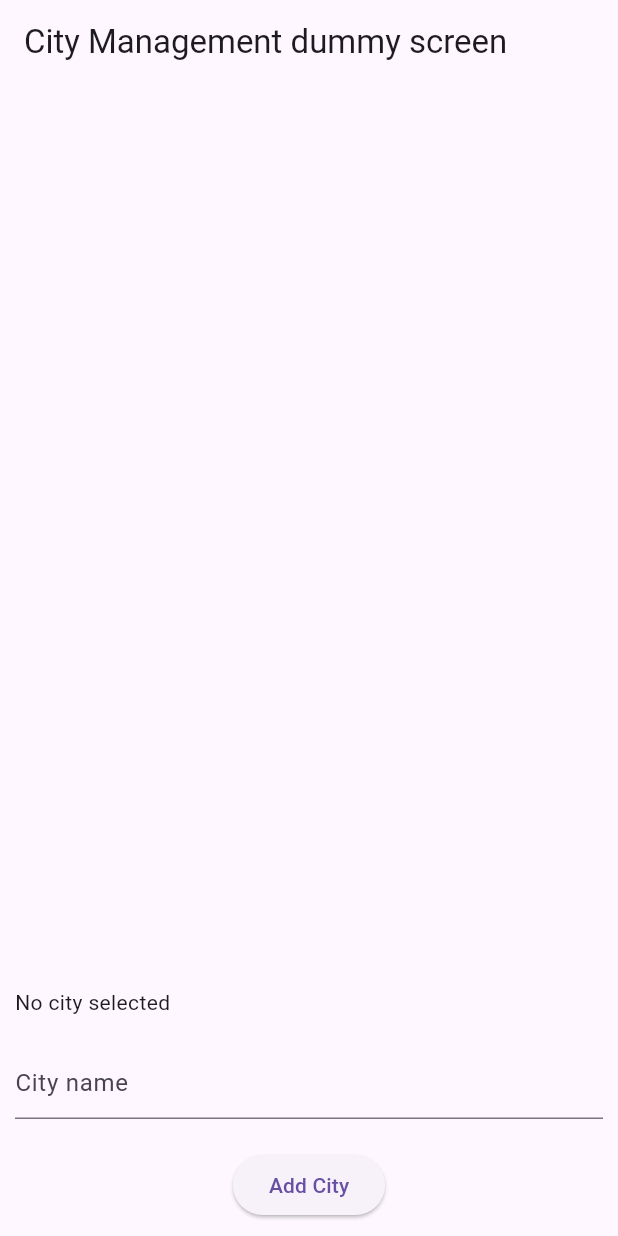
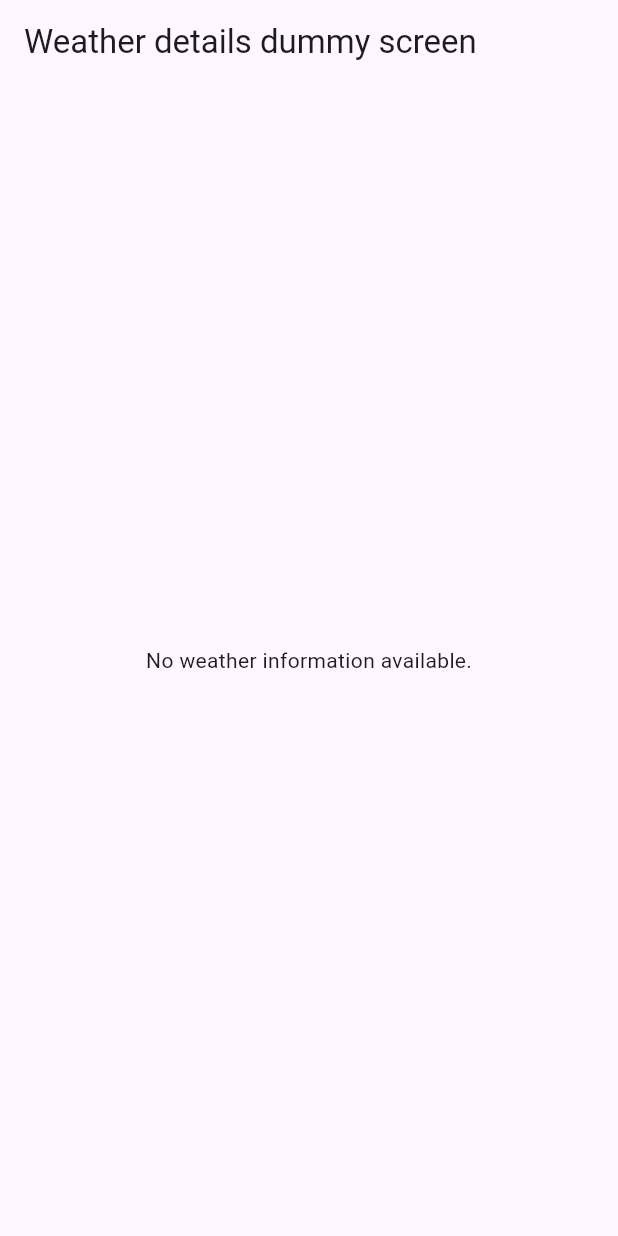
Before and after one commit to oussama-tr/weather_app, a Flutter app: the screen it shows after launch, on a phone screen of 412 x 824 dp. Run offline on Flutter 3.47's test engine with Material 3 defaults, Android fonts, the phone set to English and light mode, and no system bars; our stand-ins replace bloc, dartz, equatable, flutter_bloc, get_it, shared_preferences.

Commit message:
feat(application): added a weather info dummy page

```diff
--- /dev/null
+++ b/lib/features/weather/presentation/pages/weather_details_page.dart
@@ -0,0 +1,55 @@
+import 'package:flutter/material.dart';
+import 'package:flutter_bloc/flutter_bloc.dart';
+import 'package:weather_app/features/city/domain/entities/city.dart';
+import 'package:weather_app/features/city/presentation/bloc/city_bloc.dart';
+import 'package:weather_app/features/city/presentation/bloc/city_state.dart';
+import 'package:weather_app/features/weather/presentation/bloc/weather_info_bloc.dart';
+
+class WeatherDetailsPage extends StatelessWidget {
+  const WeatherDetailsPage({super.key});
+
+  @override
+  Widget build(BuildContext context) {
+    return Scaffold(
+      appBar: AppBar(
+        title: const Text('Weather details dummy screen'),
+      ),
+      body: SafeArea(
+        child: BlocListener<CityBloc, CityState>(
+          listener: (context, state) {
+            if (state is CitiesLoaded && state.selectedCity != null) {
+              context.read<WeatherInfoBloc>().add(
+                    GetCityWeatherInfo(
+                      city: City(name: state.selectedCity!.name),
+                    ),
+                  );
+            }
+          },
+          child: BlocBuilder<WeatherInfoBloc, WeatherInfoState>(
+            builder: (context, state) {
+              if (state is WeatherInfoLoading) {
+                return const Center(
+                  child: CircularProgressIndicator(),
+                );
+              } else if (state is WeatherInfoLoaded) {
+                return Center(
+                  child: Text(
+                    state.weatherInfo.toString(),
+                  ),
+                );
+              } else if (state is WeatherInfoError) {
+                return Center(
+                  child: Text('Error: ${state.message}'),
+                );
+              } else {
+                return const Center(
+                  child: Text('No weather information available.'),
+                );
+              }
+            },
+          ),
+        ),
+      ),
+    );
+  }
+}
--- a/lib/injection_container.dart
+++ b/lib/injection_container.dart
@@ -14,6 +14,7 @@ import 'package:weather_app/features/weather/data/repositories/weather_info_repo
 import 'package:weather_app/features/weather/domain/repositories/weather_info_repository.dart';
 import 'package:weather_app/features/weather/domain/usecases/get_weather_info.dart';
 import 'package:weather_app/features/weather/presentation/bloc/weather_info_bloc.dart';
+import 'package:http/http.dart' as http;
 
 final sl = GetIt.instance;
 
@@ -67,4 +68,5 @@ Future<void> init() async {
   ///  External
   final sharedPreferences = await SharedPreferences.getInstance();
   sl.registerLazySingleton(() => sharedPreferences);
+  sl.registerLazySingleton(() => http.Client());
 }
--- a/lib/main.dart
+++ b/lib/main.dart
@@ -2,7 +2,8 @@ import 'package:flutter/material.dart';
 import 'package:flutter_bloc/flutter_bloc.dart';
 import 'package:weather_app/features/city/presentation/bloc/city_bloc.dart';
 import 'package:weather_app/features/city/presentation/bloc/city_event.dart';
-import 'package:weather_app/features/city/presentation/pages/city_page.dart';
+import 'package:weather_app/features/weather/presentation/bloc/weather_info_bloc.dart';
+import 'package:weather_app/features/weather/presentation/pages/weather_details_page.dart';
 import 'injection_container.dart' as di;
 
 void main() async {
@@ -21,9 +22,10 @@ class MyApp extends StatelessWidget {
         BlocProvider(
           create: (context) => di.sl<CityBloc>()..add(LoadCities()),
         ),
+        BlocProvider(create: (context) => di.sl<WeatherInfoBloc>())
       ],
-      child: MaterialApp(
-        home: CityPage(),
+      child: const MaterialApp(
+        home: WeatherDetailsPage(),
       ),
     );
   }
```
